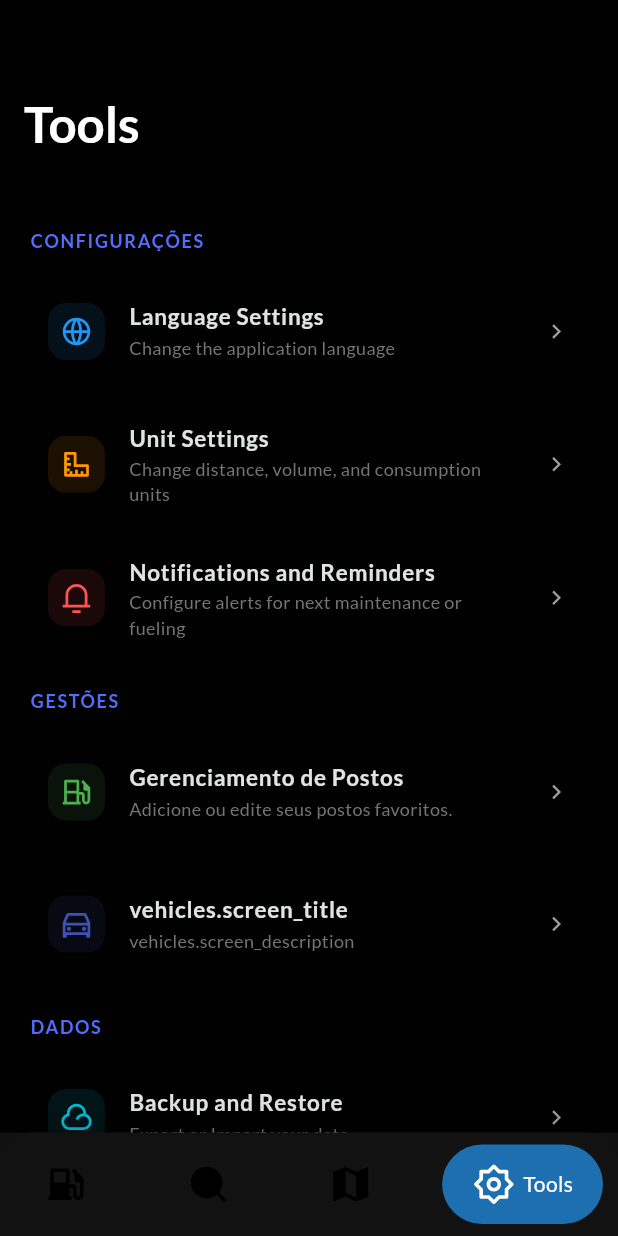
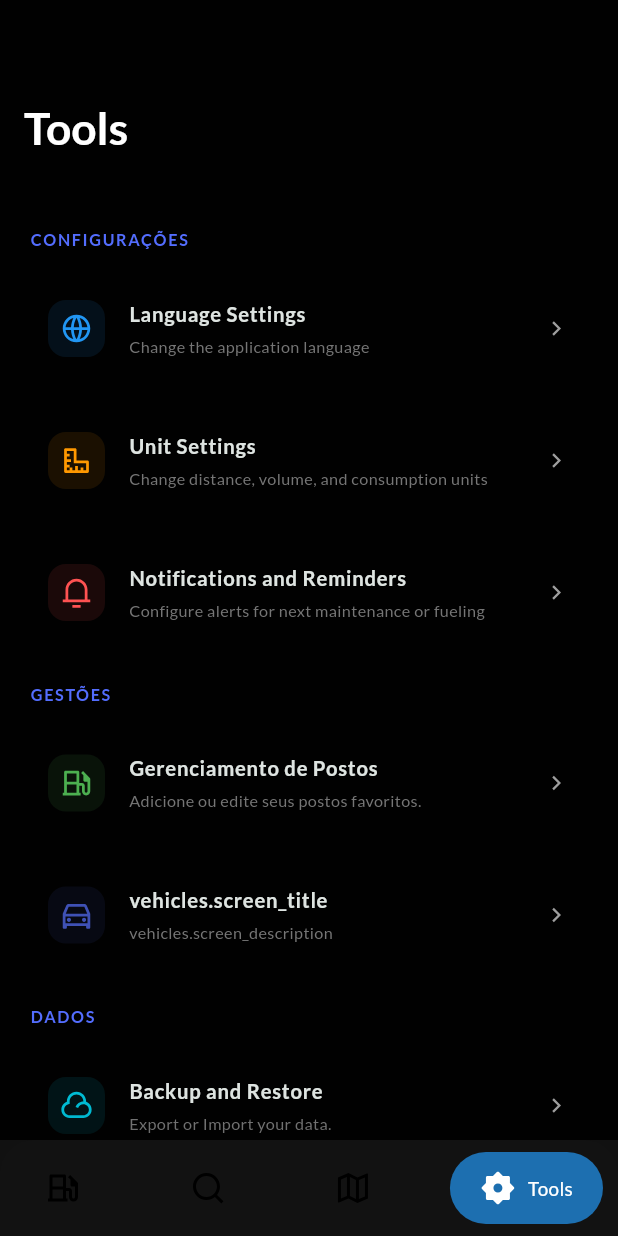
Before and after one commit to LeonanC/fuel-tracker-app, a Flutter app: the screen it shows after launch, item 4 of the bottom bar chosen, on a phone screen of 412 x 824 dp. Run offline on Flutter 3.47's test engine with Material 3 defaults, Android fonts, the light colour scheme and no system bars; drawn by our look-alikes of google_nav_bar; our stand-ins replace cloud_firestore, csv, file_picker, firebase_core, flutter_local_notifications, flutter_map and 16 more; missing offline and left inert: version; accounts and stored records are empty.

```diff
--- a/config/update.json
+++ b/config/update.json
@@ -1,5 +1,5 @@
 {
-  "version": "7.8.0",
-  "url": "https://github.com/LeonanC/fuel-tracker-app/releases/tag/7.8.0",
+  "version": "8.0.0",
+  "url": "https://github.com/LeonanC/fuel-tracker-app/releases/tag/8.0.0",
   "message": "Atualizado de Provider para Firebase"
 }
--- /dev/null
+++ b/devtools_options.yaml
@@ -0,0 +1,3 @@
+description: This file stores settings for Dart & Flutter DevTools.
+documentation: https://docs.flutter.dev/tools/devtools/extensions#configure-extension-enablement-states
+extensions:
--- a/lib/home_screen.dart
+++ b/lib/home_screen.dart
@@ -1,4 +1,5 @@
 import 'package:flutter/material.dart';
+import 'package:flutter_screenutil/flutter_screenutil.dart';
 import 'package:fuel_tracker_app/modules/fuel/controllers/language_controller.dart';
 import 'package:fuel_tracker_app/modules/fuel/fuel_list_screen.dart';
 import 'package:fuel_tracker_app/modules/fuel/postosList.dart';
@@ -39,7 +40,8 @@ class _HomePageState extends State<HomePage> {
 
   @override
   Widget build(BuildContext context) {
-    return Obx(() {
+    return ScreenUtilInit(
+      child: Obx(() {
         final TextDirection textDirection = languageController.textDirection;
         final LanguageController langController = languageController;
 
@@ -48,12 +50,20 @@ class _HomePageState extends State<HomePage> {
           child: Scaffold(
             key: _scaffoldKey,
             body: _pages[_selectedIndex],
-          bottomNavigationBar: Container(
+            bottomNavigationBar: _buildBottomNav(langController),
+          ),
+        );
+      }),
+    );
+  }
+
+  Widget _buildBottomNav(LanguageController langController) {
+    return Container(
       decoration: BoxDecoration(
         color: AppTheme.primaryDark,
         borderRadius: BorderRadius.only(
-                topLeft: Radius.circular(20),
-                topRight: Radius.circular(20),
+          topLeft: Radius.circular(20.r),
+          topRight: Radius.circular(20.r),
         ),
         boxShadow: [
           BoxShadow(blurRadius: 20, color: Colors.black.withOpacity(.2)),
@@ -61,60 +71,50 @@ class _HomePageState extends State<HomePage> {
       ),
       child: SafeArea(
         child: Padding(
-                padding: const EdgeInsets.symmetric(
-                  horizontal: 10.0,
-                  vertical: 8,
-                ),
+          padding: EdgeInsets.symmetric(horizontal: 10, vertical: 8),
           child: GNav(
+            gap: 8,
+            iconSize: 24,
             curve: Curves.easeOutExpo,
             rippleColor: Colors.grey[300]!,
             hoverColor: Colors.grey[200]!,
             haptic: true,
             tabBorderRadius: 28,
-                  gap: 5,
+
             activeColor: Colors.white,
-                  padding: const EdgeInsets.symmetric(
-                    horizontal: 20,
-                    vertical: 12,
-                  ),
+            padding: EdgeInsets.symmetric(horizontal: 20, vertical: 12),
             tabBackgroundColor: Colors.blue.withOpacity(0.7),
-                  textStyle: GoogleFonts.lato(color: Colors.white),
+            textStyle: GoogleFonts.lato(color: Colors.white, fontSize: 14),
             selectedIndex: _selectedIndex,
             onTabChange: _onItemTapped,
             backgroundColor: Colors.transparent,
             tabs: [
               GButton(
-                      iconSize: _selectedIndex != 0 ? 28 : 25,
                 icon: _selectedIndex == 0
-                          ? RemixIcons.gas_station_line
-                          : RemixIcons.gas_station_fill,
+                    ? RemixIcons.gas_station_fill
+                    : RemixIcons.gas_station_line,
                 text: langController.translate(
                   TranslationKeys.navigationFuelEntries,
                 ),
               ),
               GButton(
-                      iconSize: _selectedIndex != 1 ? 28 : 25,
                 icon: _selectedIndex == 1
-                          ? RemixIcons.search_line
-                          : RemixIcons.search_fill,
+                    ? RemixIcons.search_fill
+                    : RemixIcons.search_line,
                 text: langController.translate(
                   TranslationKeys.navigationSearch,
                 ),
               ),
               GButton(
-                      iconSize: 28,
                 icon: _selectedIndex == 2
-                          ? RemixIcons.map_2_line
-                          : RemixIcons.map_2_fill,
-                      text: langController.translate(
-                        TranslationKeys.navigationMap,
-                      ),
+                    ? RemixIcons.map_2_fill
+                    : RemixIcons.map_2_line,
+                text: langController.translate(TranslationKeys.navigationMap),
               ),
               GButton(
-                      iconSize: 29,
                 icon: _selectedIndex == 3
-                          ? RemixIcons.settings_2_line
-                          : RemixIcons.settings_2_fill,
+                    ? RemixIcons.settings_2_fill
+                    : RemixIcons.settings_2_line,
                 text: langController.translate(
                   TranslationKeys.navigationFuelTools,
                 ),
@@ -123,9 +123,6 @@ class _HomePageState extends State<HomePage> {
           ),
         ),
       ),
-          ),
-        ),
     );
-    });
   }
 }
--- a/lib/main.dart
+++ b/lib/main.dart
@@ -2,6 +2,7 @@ import 'package:cloud_firestore/cloud_firestore.dart';
 import 'package:firebase_core/firebase_core.dart';
 import 'package:flutter/material.dart';
 import 'package:flutter_localizations/flutter_localizations.dart';
+import 'package:flutter_screenutil/flutter_screenutil.dart';
 import 'package:fuel_tracker_app/modules/fuel/controllers/language_controller.dart';
 import 'package:fuel_tracker_app/routes/app_pages.dart';
 import 'package:fuel_tracker_app/routes/initial_binding.dart';
@@ -42,11 +43,25 @@ class _MyAppState extends State<MyApp> {
     final LanguageController languageController =
         Get.find<LanguageController>();
 
+    return ScreenUtilInit(
+      designSize: const Size(375, 812),
+      minTextAdapt: true,
+      splitScreenMode: true,
+      builder: (context, child) {
+        return Obx(() {
           return GetMaterialApp(
             debugShowCheckedModeBanner: false,
             title: 'Controle de Combustível',
             theme: AppTheme.darkTheme(languageController.currentLanguage.code),
             locale: languageController.locale,
+            builder: (context, widget) {
+              return MediaQuery(
+                data: MediaQuery.of(
+                  context,
+                ).copyWith(textScaler: const TextScaler.linear(0.9)),
+                child: widget!,
+              );
+            },
             localizationsDelegates: const [
               GlobalMaterialLocalizations.delegate,
               GlobalWidgetsLocalizations.delegate,
@@ -65,5 +80,8 @@ class _MyAppState extends State<MyApp> {
             getPages: AppPages.routes,
             initialBinding: InitialBinding(),
           );
+        });
+      },
+    );
   }
 }
--- a/pubspec.yaml
+++ b/pubspec.yaml
@@ -3,7 +3,7 @@ description: "A new Flutter project."
 
 publish_to: 'none'
 
-version: 7.8.0
+version: 8.0.0
 
 environment:
   sdk: ^3.8.1
@@ -28,6 +28,7 @@ dependencies:
   flutter_map: ^8.2.2
   flutter_masked_text2: ^0.9.1
   flutter_native_splash: ^2.4.6
+  flutter_screenutil: ^5.9.3
   flutter_spinkit: ^5.2.2
   flutter_svg: ^2.2.3
   flutter_tts: ^4.2.3
```
Also changed, not shown: lib/modules/fuel/unit_settings_screen.dart (+36 -25 lines), pubspec.lock. Lines whose indentation alone changed are shown as unchanged.
